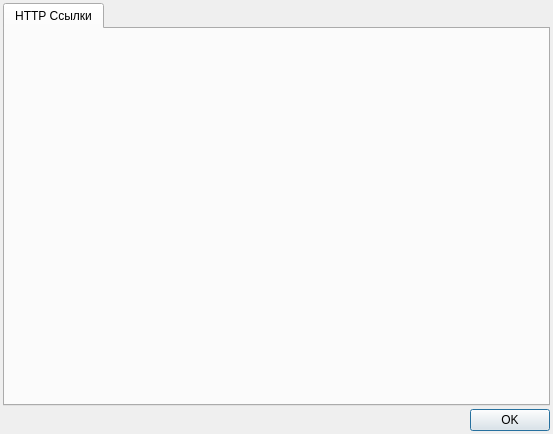
The window that profile_manager/profilesmanagerdialog.ui (arcirk/contrlos) describes before a commit, drawn with Qt 5.
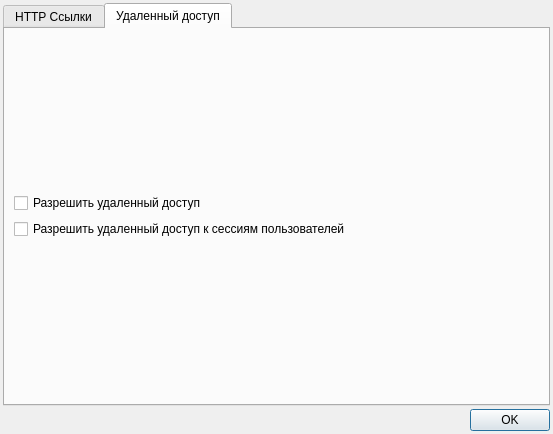
The same window after the commit. The open tabs and pages were chosen to show the change. Icons and pictures are not drawn.

Diff of the .ui file:
```diff
--- a/profile_manager/profilesmanagerdialog.ui
+++ b/profile_manager/profilesmanagerdialog.ui
@@ -33,6 +33,13 @@
    <property name="spacing">
     <number>3</number>
    </property>
+   <item row="2" column="0">
+    <widget class="QDialogButtonBox" name="buttonBox">
+     <property name="standardButtons">
+      <set>QDialogButtonBox::StandardButton::Ok</set>
+     </property>
+    </widget>
+   </item>
    <item row="1" column="0">
     <widget class="QTabWidget" name="tabWidget">
      <property name="currentIndex">
@@ -48,13 +55,31 @@
        </item>
       </layout>
      </widget>
-    </widget>
-   </item>
-   <item row="2" column="0">
-    <widget class="QDialogButtonBox" name="buttonBox">
-     <property name="standardButtons">
-      <set>QDialogButtonBox::Ok</set>
-     </property>
+     <widget class="QWidget" name="tab">
+      <attribute name="title">
+       <string>Удаленный доступ</string>
+      </attribute>
+      <layout class="QGridLayout" name="gridLayout_2">
+       <item row="0" column="0">
+        <layout class="QVBoxLayout" name="verticalLayoutRDP">
+         <item>
+          <widget class="QCheckBox" name="checkBoxEnableRdp">
+           <property name="text">
+            <string>Разрешить удаленный доступ</string>
+           </property>
+          </widget>
+         </item>
+         <item>
+          <widget class="QCheckBox" name="checkBoxEnableRdpUsers">
+           <property name="text">
+            <string>Разрешить удаленный доступ к сессиям пользователей</string>
+           </property>
+          </widget>
+         </item>
+        </layout>
+       </item>
+      </layout>
+     </widget>
     </widget>
    </item>
   </layout>
```
